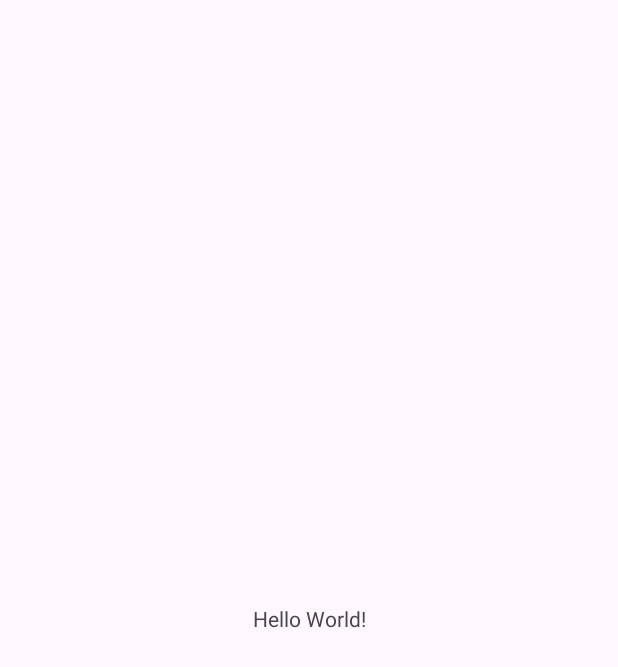
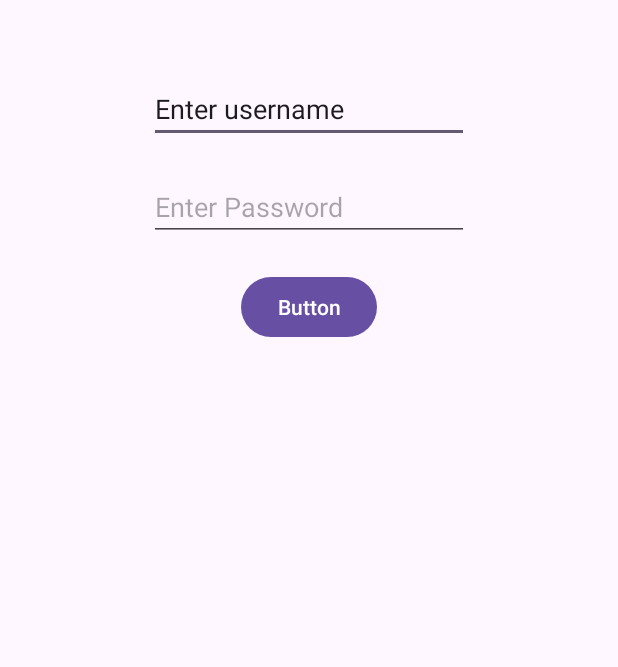
Before and after one commit to adityapandey23/My_app, an Android app: the screen it shows after launch (MainActivity), on a phone screen of 412 x 824 dp. Before the commit the part shown is almost empty. Shown: the top 667 px of the screen. Run offline under Robolectric (Android 15) with nearby library versions, the phone set to English and light mode, and no system bars.

Commit message:
Login Screen added

```diff
--- a/app/src/main/res/layout/activity_main.xml
+++ b/app/src/main/res/layout/activity_main.xml
@@ -7,13 +7,40 @@
     android:layout_height="match_parent"
     tools:context=".MainActivity">
 
-    <TextView
+    <EditText
+        android:id="@+id/editTextText"
         android:layout_width="wrap_content"
         android:layout_height="wrap_content"
-        android:text="Hello World!"
-        app:layout_constraintBottom_toBottomOf="parent"
+        android:ems="10"
+        android:inputType="text"
+        android:text="Enter username"
+        android:layout_marginTop="50dp"
+        app:layout_constraintTop_toTopOf="parent"
+        app:layout_constraintStart_toStartOf="parent"
         app:layout_constraintEnd_toEndOf="parent"
+        app:layout_constraintHorizontal_bias="0.5" />
+
+    <EditText
+        android:id="@+id/editTextTextPassword"
+        android:layout_width="wrap_content"
+        android:layout_height="wrap_content"
+        android:ems="10"
+        android:hint="Enter Password"
+        android:inputType="textPassword"
+        android:layout_marginTop="20dp"
+        app:layout_constraintTop_toBottomOf="@+id/editTextText"
         app:layout_constraintStart_toStartOf="parent"
-        app:layout_constraintTop_toTopOf="parent" />
+        app:layout_constraintEnd_toEndOf="parent"
+        app:layout_constraintHorizontal_bias="0.5" />
 
+    <Button
+        android:id="@+id/button"
+        android:layout_width="wrap_content"
+        android:layout_height="wrap_content"
+        android:text="Button"
+        android:layout_marginTop="20dp"
+        app:layout_constraintTop_toBottomOf="@+id/editTextTextPassword"
+        app:layout_constraintStart_toStartOf="parent"
+        app:layout_constraintEnd_toEndOf="parent"
+        app:layout_constraintHorizontal_bias="0.5" />
 </androidx.constraintlayout.widget.ConstraintLayout>
```
